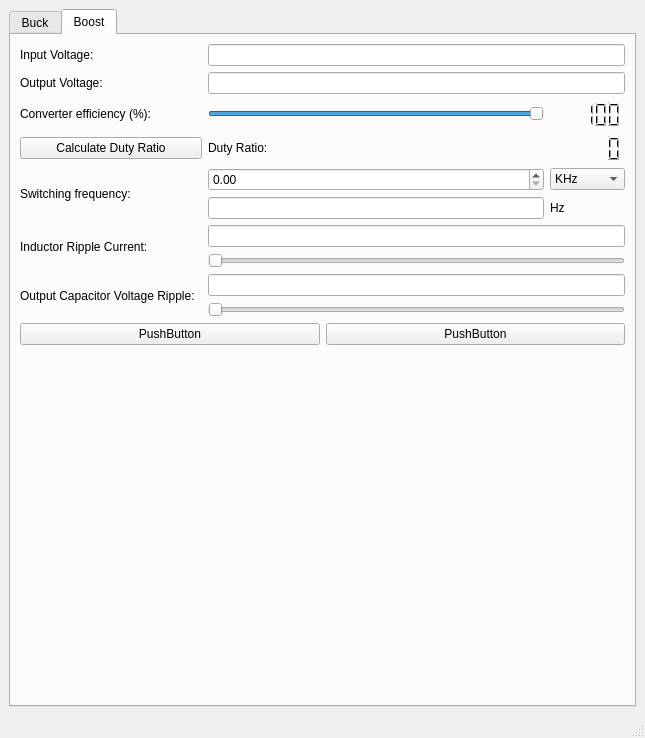
Qt form project_driver.ui (Cubesat-EPS-Project/project_driver) before a commit.
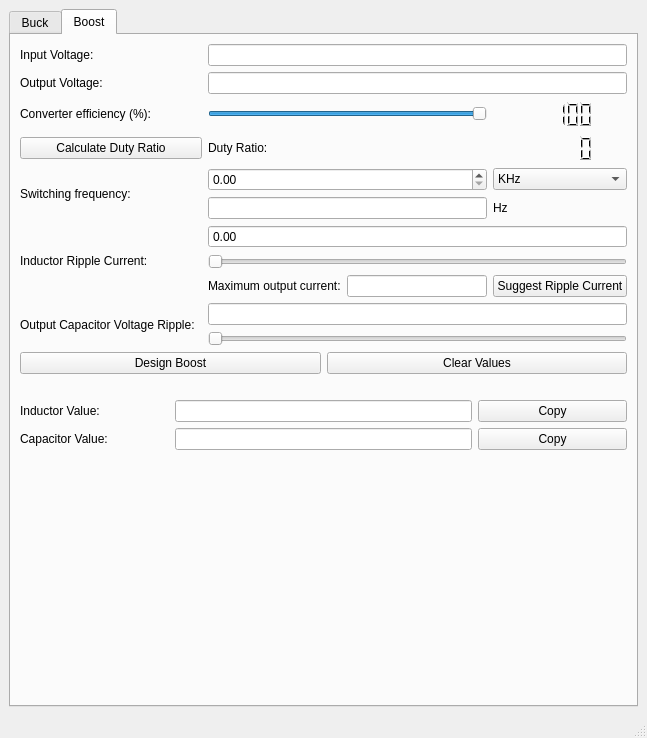
The same form after that commit. Icons and pictures are not drawn.

```diff
--- a/project_driver.ui
+++ b/project_driver.ui
@@ -6,7 +6,7 @@
    <rect>
     <x>0</x>
     <y>0</y>
-    <width>644</width>
+    <width>647</width>
     <height>738</height>
    </rect>
   </property>
@@ -475,33 +475,74 @@
           <string>Boost</string>
          </attribute>
          <layout class="QFormLayout" name="formLayout_2">
+          <item row="1" column="0" colspan="2">
+           <layout class="QHBoxLayout" name="horizontalLayout">
+            <property name="leftMargin">
+             <number>0</number>
+            </property>
+            <property name="topMargin">
+             <number>0</number>
+            </property>
+            <item>
+             <widget class="QPushButton" name="pushButton_6">
+              <property name="text">
+               <string>Design Boost</string>
+              </property>
+             </widget>
+            </item>
+            <item>
+             <widget class="QPushButton" name="pushButton_5">
+              <property name="text">
+               <string>Clear Values</string>
+              </property>
+             </widget>
+            </item>
+           </layout>
+          </item>
           <item row="0" column="0" colspan="2">
            <layout class="QGridLayout" name="gridLayout_4">
-            <item row="10" column="1" colspan="2">
-             <widget class="QLineEdit" name="boostvripp"/>
-            </item>
-            <item row="11" column="1" colspan="2">
-             <widget class="QSlider" name="horizontalSlider_4">
-              <property name="orientation">
-               <enum>Qt::Horizontal</enum>
-              </property>
-             </widget>
-            </item>
-            <item row="1" column="0">
-             <widget class="QLabel" name="label_6">
-              <property name="text">
-               <string>Input Voltage: </string>
-              </property>
-             </widget>
-            </item>
-            <item row="10" column="0" rowspan="2">
+            <item row="12" column="0" rowspan="2">
              <widget class="QLabel" name="label_9">
               <property name="text">
                <string>Output Capacitor Voltage Ripple:  </string>
               </property>
              </widget>
             </item>
-            <item row="4" column="2">
+            <item row="3" column="3">
+             <widget class="QLCDNumber" name="boosteffdisp">
+              <property name="minimumSize">
+               <size>
+                <width>68</width>
+                <height>28</height>
+               </size>
+              </property>
+              <property name="autoFillBackground">
+               <bool>false</bool>
+              </property>
+              <property name="frameShape">
+               <enum>QFrame::NoFrame</enum>
+              </property>
+              <property name="frameShadow">
+               <enum>QFrame::Raised</enum>
+              </property>
+              <property name="lineWidth">
+               <number>0</number>
+              </property>
+              <property name="midLineWidth">
+               <number>0</number>
+              </property>
+              <property name="segmentStyle">
+               <enum>QLCDNumber::Filled</enum>
+              </property>
+              <property name="value" stdset="0">
+               <double>100.000000000000000</double>
+              </property>
+             </widget>
+            </item>
+            <item row="12" column="1" colspan="3">
+             <widget class="QLineEdit" name="boostvripp"/>
+            </item>
+            <item row="4" column="3">
              <widget class="QLCDNumber" name="boostdutydisp">
               <property name="minimumSize">
                <size>
@@ -514,51 +555,7 @@
               </property>
              </widget>
             </item>
-            <item row="8" column="0" rowspan="2">
-             <widget class="QLabel" name="label_7">
-              <property name="text">
-               <string>Inductor Ripple Current: </string>
-              </property>
-             </widget>
-            </item>
-            <item row="9" column="1" colspan="2">
-             <widget class="QSlider" name="horizontalSlider_3">
-              <property name="orientation">
-               <enum>Qt::Horizontal</enum>
-              </property>
-             </widget>
-            </item>
-            <item row="5" column="0" rowspan="3">
-             <widget class="QLabel" name="label_10">
-              <property name="text">
-               <string>Switching frequency: </string>
-              </property>
-             </widget>
-            </item>
-            <item row="2" column="0">
-             <widget class="QLabel" name="label_8">
-              <property name="text">
-               <string>Output Voltage: </string>
-              </property>
-             </widget>
-            </item>
-            <item row="5" column="1" rowspan="2">
-             <widget class="QDoubleSpinBox" name="boostfreq">
-              <property name="minimumSize">
-               <size>
-                <width>336</width>
-                <height>0</height>
-               </size>
-              </property>
-             </widget>
-            </item>
-            <item row="8" column="1" colspan="2">
-             <widget class="QLineEdit" name="boostirpp"/>
-            </item>
-            <item row="1" column="1" colspan="2">
-             <widget class="QLineEdit" name="boostvin"/>
-            </item>
-            <item row="5" column="2" rowspan="2">
+            <item row="5" column="3" rowspan="2">
              <widget class="QComboBox" name="boostfreqmul">
               <item>
                <property name="text">
@@ -572,34 +569,39 @@
               </item>
              </widget>
             </item>
-            <item row="7" column="1">
-             <widget class="QLineEdit" name="boostswfdisp">
-              <property name="readOnly">
-               <bool>true</bool>
+            <item row="10" column="1" colspan="3">
+             <widget class="QSlider" name="boostirippslider">
+              <property name="minimum">
+               <number>100</number>
               </property>
+              <property name="maximum">
+               <number>400</number>
+              </property>
+              <property name="orientation">
+               <enum>Qt::Horizontal</enum>
+              </property>
+              <property name="tickPosition">
+               <enum>QSlider::NoTicks</enum>
+              </property>
              </widget>
             </item>
-            <item row="4" column="1">
-             <widget class="QLabel" name="label_18">
-              <property name="text">
-               <string>Duty Ratio:</string>
+            <item row="13" column="1" colspan="3">
+             <widget class="QSlider" name="horizontalSlider_4">
+              <property name="orientation">
+               <enum>Qt::Horizontal</enum>
               </property>
              </widget>
             </item>
-            <item row="2" column="1" colspan="2">
+            <item row="1" column="1" colspan="3">
+             <widget class="QLineEdit" name="boostvin"/>
+            </item>
+            <item row="2" column="1" colspan="3">
              <widget class="QLineEdit" name="boostvout"/>
             </item>
-            <item row="4" column="0">
-             <widget class="QPushButton" name="pushButton_7">
+            <item row="2" column="0">
+             <widget class="QLabel" name="label_8">
               <property name="text">
-               <string>Calculate Duty Ratio</string>
-              </property>
-             </widget>
-            </item>
-            <item row="7" column="2">
-             <widget class="QLabel" name="label_27">
-              <property name="text">
-               <string>Hz</string>
+               <string>Output Voltage: </string>
               </property>
              </widget>
             </item>
@@ -610,7 +612,65 @@
               </property>
              </widget>
             </item>
-            <item row="3" column="1">
+            <item row="1" column="0">
+             <widget class="QLabel" name="label_6">
+              <property name="text">
+               <string>Input Voltage: </string>
+              </property>
+             </widget>
+            </item>
+            <item row="4" column="0">
+             <widget class="QPushButton" name="pushButton_7">
+              <property name="text">
+               <string>Calculate Duty Ratio</string>
+              </property>
+             </widget>
+            </item>
+            <item row="11" column="1">
+             <widget class="QLabel" name="label_20">
+              <property name="text">
+               <string>Maximum output current:</string>
+              </property>
+             </widget>
+            </item>
+            <item row="11" column="2">
+             <widget class="QLineEdit" name="boostmaxcurr">
+              <property name="minimumSize">
+               <size>
+                <width>83</width>
+                <height>0</height>
+               </size>
+              </property>
+             </widget>
+            </item>
+            <item row="11" column="3">
+             <widget class="QPushButton" name="pushButton_4">
+              <property name="toolTip">
+               <string>Press, then move the slider above to adjust ripple current.</string>
+              </property>
+              <property name="text">
+               <string>Suggest Ripple Current</string>
+              </property>
+             </widget>
+            </item>
+            <item row="5" column="1" rowspan="2" colspan="2">
+             <widget class="QDoubleSpinBox" name="boostfreq">
+              <property name="minimumSize">
+               <size>
+                <width>95</width>
+                <height>0</height>
+               </size>
+              </property>
+             </widget>
+            </item>
+            <item row="4" column="1" colspan="2">
+             <widget class="QLabel" name="label_18">
+              <property name="text">
+               <string>Duty Ratio:</string>
+              </property>
+             </widget>
+            </item>
+            <item row="3" column="1" colspan="2">
              <widget class="QSlider" name="boosteff">
               <property name="maximum">
                <number>1000</number>
@@ -623,58 +683,95 @@
               </property>
              </widget>
             </item>
-            <item row="3" column="2">
-             <widget class="QLCDNumber" name="boosteffdisp">
-              <property name="minimumSize">
-               <size>
-                <width>75</width>
-                <height>28</height>
-               </size>
+            <item row="5" column="0" rowspan="4">
+             <widget class="QLabel" name="label_10">
+              <property name="text">
+               <string>Switching frequency: </string>
               </property>
-              <property name="autoFillBackground">
-               <bool>false</bool>
+             </widget>
+            </item>
+            <item row="7" column="1" rowspan="2" colspan="2">
+             <widget class="QLineEdit" name="boostswfdisp">
+              <property name="readOnly">
+               <bool>true</bool>
               </property>
-              <property name="frameShape">
-               <enum>QFrame::NoFrame</enum>
+             </widget>
+            </item>
+            <item row="7" column="3" rowspan="2">
+             <widget class="QLabel" name="label_27">
+              <property name="text">
+               <string>Hz</string>
               </property>
-              <property name="frameShadow">
-               <enum>QFrame::Raised</enum>
+             </widget>
+            </item>
+            <item row="9" column="1" colspan="3">
+             <widget class="QDoubleSpinBox" name="boostiripp">
+              <property name="frame">
+               <bool>true</bool>
               </property>
-              <property name="lineWidth">
-               <number>0</number>
+              <property name="buttonSymbols">
+               <enum>QAbstractSpinBox::NoButtons</enum>
               </property>
-              <property name="midLineWidth">
-               <number>0</number>
+              <property name="specialValueText">
+               <string/>
               </property>
-              <property name="segmentStyle">
-               <enum>QLCDNumber::Filled</enum>
-              </property>
-              <property name="value" stdset="0">
-               <double>100.000000000000000</double>
+             </widget>
+            </item>
+            <item row="9" column="0" rowspan="3">
+             <widget class="QLabel" name="label_7">
+              <property name="text">
+               <string>Inductor Ripple Current: </string>
               </property>
              </widget>
             </item>
            </layout>
           </item>
-          <item row="1" column="0" colspan="2">
-           <layout class="QHBoxLayout" name="horizontalLayout">
-            <property name="leftMargin">
-             <number>0</number>
+          <item row="2" column="0" colspan="2">
+           <widget class="QLabel" name="label_21">
+            <property name="text">
+             <string>&lt;html&gt;&lt;head/&gt;&lt;body&gt;&lt;p align=&quot;center&quot;&gt;&lt;img src=&quot;:/Boost_converter.svg&quot;/&gt;&lt;/p&gt;&lt;/body&gt;&lt;/html&gt;</string>
             </property>
+           </widget>
+          </item>
+          <item row="3" column="0" colspan="2">
+           <layout class="QGridLayout" name="gridLayout_5">
             <property name="topMargin">
              <number>0</number>
             </property>
-            <item>
-             <widget class="QPushButton" name="pushButton_6">
+            <property name="rightMargin">
+             <number>0</number>
+            </property>
+            <item row="0" column="0">
+             <widget class="QLabel" name="label_22">
               <property name="text">
-               <string>PushButton</string>
+               <string>Inductor Value: </string>
               </property>
              </widget>
             </item>
-            <item>
-             <widget class="QPushButton" name="pushButton_5">
+            <item row="1" column="1" colspan="2">
+             <widget class="QLineEdit" name="boostcapval"/>
+            </item>
+            <item row="0" column="1" colspan="2">
+             <widget class="QLineEdit" name="boostindcval"/>
+            </item>
+            <item row="1" column="0">
+             <widget class="QLabel" name="label_23">
               <property name="text">
-               <string>PushButton</string>
+               <string>Capacitor Value:</string>
+              </property>
+             </widget>
+            </item>
+            <item row="0" column="3">
+             <widget class="QPushButton" name="indccpybt">
+              <property name="text">
+               <string>Copy</string>
+              </property>
+             </widget>
+            </item>
+            <item row="1" column="3">
+             <widget class="QPushButton" name="capcpybt">
+              <property name="text">
+               <string>Copy</string>
               </property>
              </widget>
             </item>
@@ -693,7 +790,7 @@
     <rect>
      <x>0</x>
      <y>0</y>
-     <width>644</width>
+     <width>647</width>
      <height>22</height>
     </rect>
    </property>
```
